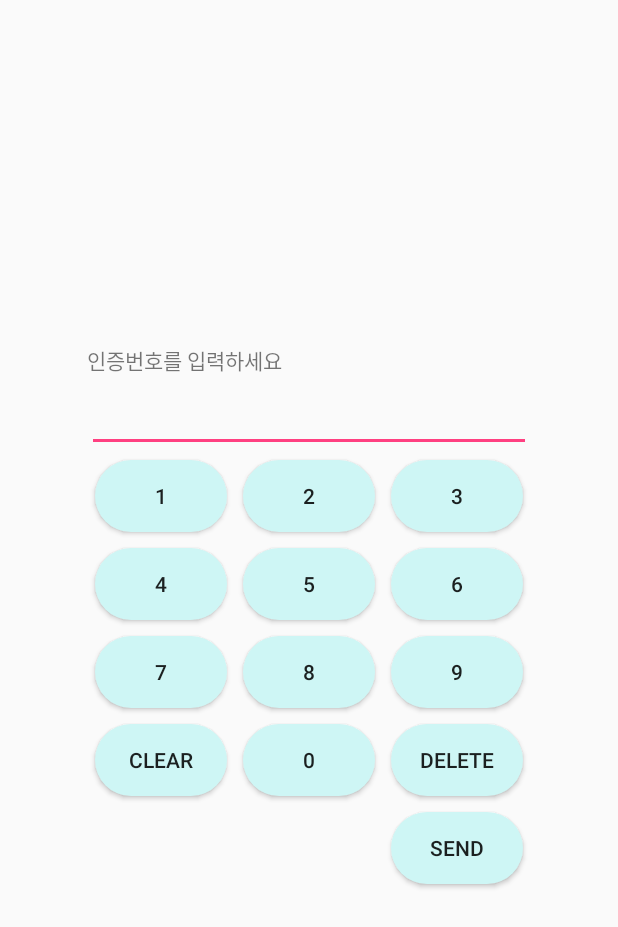
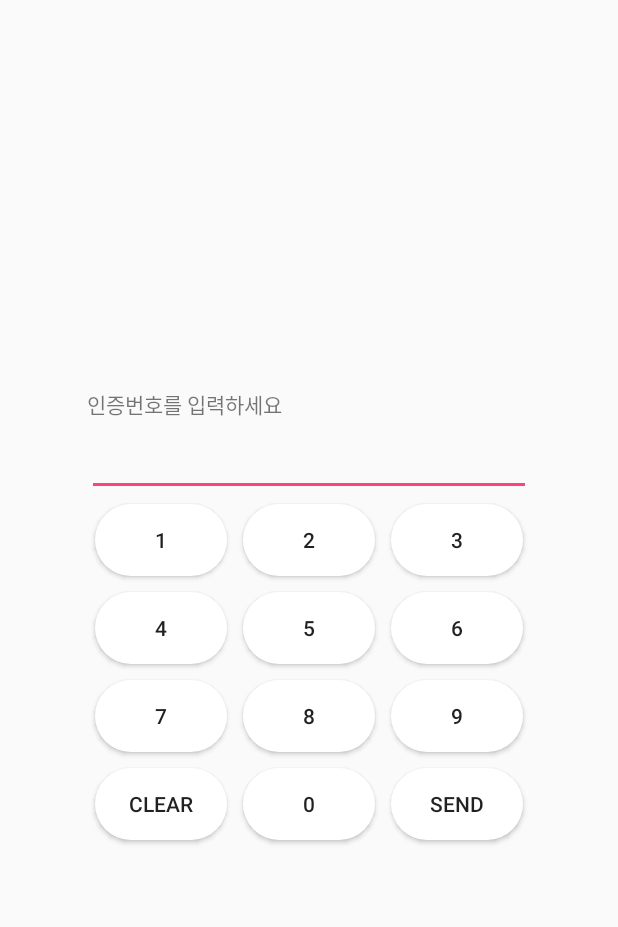
Before and after one commit to kookmin-sw/capstone-2020-9, an Android app: the screen it shows after launch (MainActivity), on a phone screen of 412 x 824 dp. Shown: the top 927 px of the screen. Run offline under Robolectric (Android 15) with nearby library versions, the phone set to English and light mode, and no system bars.

Commit message:
delete 'delete button'

```diff
--- a/src/mobile_app/app/src/main/java/com/example/touchonscreen/LoginActivity.java
+++ b/src/mobile_app/app/src/main/java/com/example/touchonscreen/LoginActivity.java
@@ -33,7 +33,7 @@ public class LoginActivity extends AppCompatActivity {
         super.onCreate(savedInstanceState);
         setContentView(R.layout.activity_login);
 
-        mEmailView = (EditText) findViewById((R.id.email_edittext));
+        mEmailView = (EditText) findViewById((R.id.id_edittext));
         mPasswordView = (EditText) findViewById((R.id.password_edittext));
 
         mEmailView.setOnEditorActionListener(new TextView.OnEditorActionListener() {
--- a/src/mobile_app/app/src/main/java/com/example/touchonscreen/MainActivity.java
+++ b/src/mobile_app/app/src/main/java/com/example/touchonscreen/MainActivity.java
@@ -19,7 +19,7 @@ import java.io.UnsupportedEncodingException;
 import java.net.Socket;
 
 public class MainActivity extends Activity implements View.OnClickListener{
-    Button btn[] = new Button[13];
+    Button btn[] = new Button[12];
     EditText userinput;
 
     //requirement for socket
@@ -48,14 +48,14 @@ public class MainActivity extends Activity implements View.OnClickListener{
         btn[7] = (Button)findViewById(R.id.button8);
         btn[8] = (Button)findViewById(R.id.button9);
         btn[9] = (Button)findViewById(R.id.button0);
-        btn[10] = (Button)findViewById(R.id.deletebutton);
-        btn[11] = (Button)findViewById(R.id.clearbutton);
-        btn[12] = (Button)findViewById(R.id.sendbutton);
+        //btn[10] = (Button)findViewById(R.id.deletebutton);
+        btn[10] = (Button)findViewById(R.id.clearbutton);
+        btn[11] = (Button)findViewById(R.id.sendbutton);
 
 
 
         //onClick 이벤트 등록
-        for(int i=0; i<13;i++){
+        for(int i=0; i<12;i++){
             btn[i].setOnClickListener(this);
         }
 
@@ -137,7 +137,7 @@ public class MainActivity extends Activity implements View.OnClickListener{
             case R.id.button0:
                 addtoarray("0");
                 break;
-            case R.id.deletebutton:
+            /*case R.id.deletebutton:
                 //입력한 번호의 길이
                 int slength = userinput.length();
                 if (slength > 0) {
@@ -151,12 +151,13 @@ public class MainActivity extends Activity implements View.OnClickListener{
                     userinput.setText(result);
                     userinput.setSelection(userinput.getText().length());
                 }
-                break;
+                break;*/
             case R.id.clearbutton:
                 userinput = (EditText) findViewById(R.id.numberpadtext);
                 userinput.setText("");
                 break;
             case R.id.sendbutton:
+                if(isConnected==true){
                     sendMsg();
                     try {
                         sendThread.join();
@@ -198,6 +199,13 @@ public class MainActivity extends Activity implements View.OnClickListener{
                     }
 
                     break;
+                }else{
+                    userinput = (EditText) findViewById(R.id.numberpadtext);
+                    userinput.setText("");
+                    Toast.makeText(MainActivity.this, "서버에 연결되지 않았습니다", Toast.LENGTH_SHORT).show();
+                    Log.w("서버 연결 안되서 전송 못함", "서버 연결 안되서 전송 못함");
+                    break;
+                }
         }
     }
 
@@ -263,6 +271,7 @@ public class MainActivity extends Activity implements View.OnClickListener{
     protected void onStop() {
         super.onStop();
         try{
+            isConnected = false;
             socket.close(); //소켓 닫는다
         } catch (IOException e){
             e.printStackTrace();
--- a/src/mobile_app/app/src/main/res/drawable/button_state.xml
+++ b/src/mobile_app/app/src/main/res/drawable/button_state.xml
@@ -3,7 +3,7 @@
     <item>
         <shape android:shape="rectangle">
             <corners android:radius="100dp"/>
-            <solid android:color="#CEF6F5"/>
+            <solid android:color="#FFFFFF"/>
         </shape>
     </item>
 </selector>
--- a/src/mobile_app/app/src/main/res/layout/activity_main.xml
+++ b/src/mobile_app/app/src/main/res/layout/activity_main.xml
@@ -107,20 +107,13 @@
         android:layout_column="1"
         android:layout_margin="5dp"
         android:layout_row="7"
-        android:text="0"
-        android:background="@drawable/button_state"/>
-    <Button
-        android:id="@+id/deletebutton"
-        android:layout_column="2"
-        android:layout_margin="5dp"
-        android:layout_row="7"
-        android:text="@string/delete"
+        android:text="@string/Button0"
         android:background="@drawable/button_state"/>
     <Button
         android:id="@+id/sendbutton"
         android:layout_column="2"
         android:layout_margin="5dp"
-        android:layout_row="8"
+        android:layout_row="7"
         android:text="@string/send"
         android:background="@drawable/button_state"/>
 
--- a/src/mobile_app/app/src/main/res/values/strings.xml
+++ b/src/mobile_app/app/src/main/res/values/strings.xml
@@ -27,10 +27,13 @@
     <string name="login_failed">"Login failed"</string>
 
     <!-- Sign In -->
-    <string name="email">Email</string>
+    <string name="id">ID</string>
     <string name="password">Password</string>
     <string name="signin_email">로그인</string>
     <string name="register_email">회원가입</string>
+    <string name="non_members">비회원(인증번호)</string>
+    <string name="email">Email</string>
+    <string name="name">Name</string>
     <string name="signin_facebook">Facebook login</string>
     <string name="signup_complete">Membership success</string>
     <string name="signin_complete">Login success</string>
```
Also changed, not shown: src/mobile_app/app/src/main/res/layout/activity_login.xml (+15 -5 lines), src/mobile_app/app/src/main/res/layout/activity_register.xml (+81 -2 lines). Lines whose indentation alone changed are shown as unchanged.
